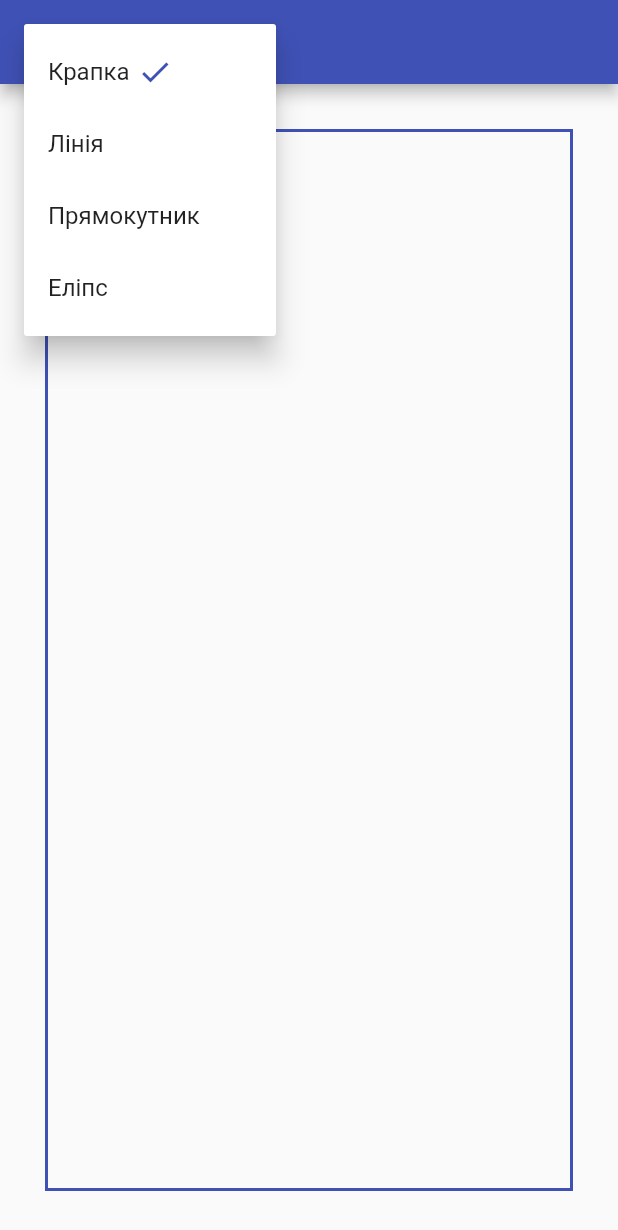
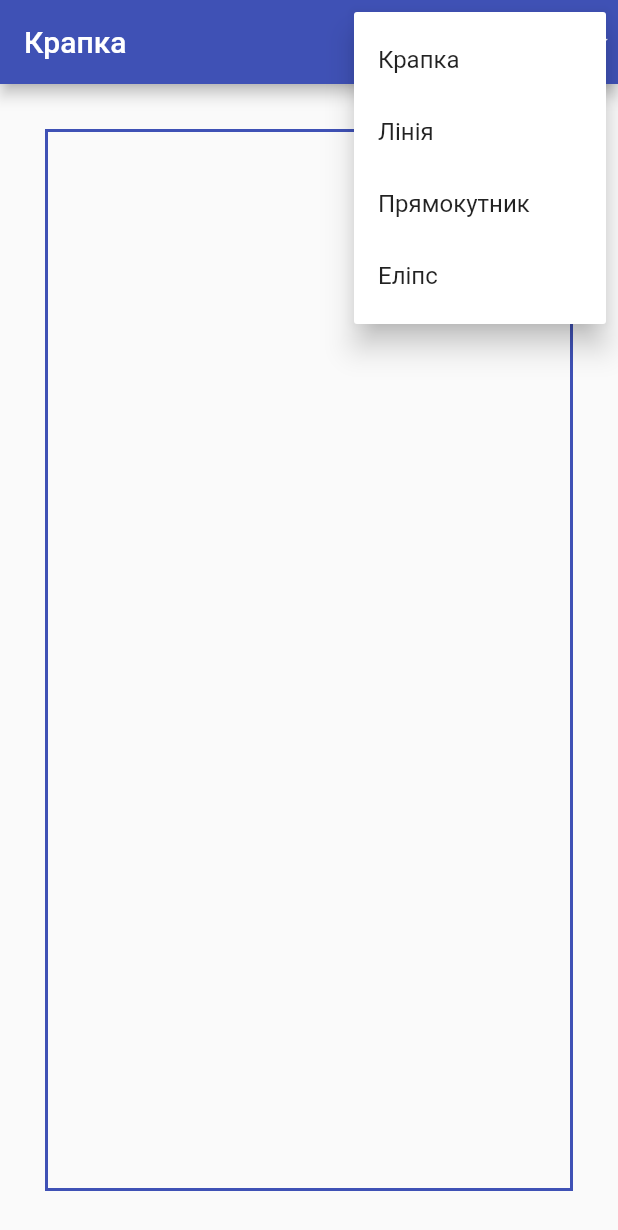
Before and after one commit to MytsV/OOP_Lab_5, a Flutter app: the screen it shows after launch, after a tap on an icon or button, on a phone screen of 412 x 824 dp. Shown: the top 1230 px of the screen. Run offline on Flutter 3.47's test engine with Material 2 defaults, Android fonts, the phone set to English and light mode, and no system bars.

Commit message:
changed current instrument view

```diff
--- a/lib/drawing_page.dart
+++ b/lib/drawing_page.dart
@@ -22,19 +22,7 @@ class _DrawingPageState extends State<DrawingPage> {
     });
   }
 
-  _getButtonChild(String text, Type editorType) {
-    if (_currentEditor.runtimeType != editorType) return Text(text);
-    //Якщо тип кнопки співпадає з типом вибраного Editor'а, відображаємо прапорець
-    return Row(
-      children: [
-        Text(text),
-        const SizedBox(
-          width: 5,
-        ),
-        Icon(Icons.check, color: Theme.of(context).primaryColor),
-      ],
-    );
-  }
+  _getButtonChild(String text) => Text(text);
 
   Widget _getMenuChild() {
     return IntrinsicWidth(
@@ -57,19 +45,19 @@ class _DrawingPageState extends State<DrawingPage> {
           return [
             PopupMenuItem<Editor>(
               value: PointEditor(),
-              child: _getButtonChild('Крапка', PointEditor),
+              child: _getButtonChild('Крапка'),
             ),
             PopupMenuItem<Editor>(
               value: LineEditor(),
-              child: _getButtonChild('Лінія', LineEditor),
+              child: _getButtonChild('Лінія'),
             ),
             PopupMenuItem<Editor>(
               value: RectangleEditor(),
-              child: _getButtonChild('Прямокутник', RectangleEditor),
+              child: _getButtonChild('Прямокутник'),
             ),
             PopupMenuItem<Editor>(
               value: EllipseEditor(),
-              child: _getButtonChild('Еліпс', EllipseEditor),
+              child: _getButtonChild('Еліпс'),
             ),
           ];
         },
@@ -85,11 +73,28 @@ class _DrawingPageState extends State<DrawingPage> {
             width: BASE_STROKE_WIDTH + 1));
   }
 
+  String _getAppBarText() {
+    String text;
+    switch(_currentEditor.runtimeType) {
+      case PointEditor:
+        return 'Крапка';
+      case LineEditor:
+        return 'Лінія';
+      case RectangleEditor:
+        return 'Прямокутник';
+      case EllipseEditor:
+        return 'Еліпс';
+      default:
+        return '';
+    }
+  }
+
   @override
   Widget build(BuildContext context) {
     return Scaffold(
       appBar: AppBar(
-        title: _getMenuButton(),
+        title: Text(_getAppBarText()),
+        actions: [_getMenuButton()],
       ),
       body: Padding(
         //Робимо відступ між краями екрану й полем малювання
--- a/lib/editors.dart
+++ b/lib/editors.dart
@@ -57,13 +57,6 @@ class LineEditor extends Editor {
     return paint;
   }
 
-  Paint get _centerPaint {
-    Paint paint = Paint();
-    paint.color = SHADOW_COLOR;
-    paint.strokeWidth = BASE_STROKE_WIDTH + 1;
-    return paint;
-  }
-
   Offset? _startPosition;
   LineShape? _oldShape;
 
@@ -79,7 +72,7 @@ class LineEditor extends Editor {
       shapes.remove(_oldShape!);
     }
     _oldShape = shape;
-    shape.paint = _centerPaint;
+    shape.paint = _shadowPaint;
     shapes.add(shape);
   }
 
@@ -110,6 +103,13 @@ class RectangleEditor extends Editor {
     return paint;
   }
 
+  Paint get _centerPaint {
+    Paint paint = Paint();
+    paint.color = SHADOW_COLOR;
+    paint.strokeWidth = BASE_STROKE_WIDTH + 1;
+    return paint;
+  }
+
   Offset? _center;
   RectangleShape? _oldShape;
   PointShape? _centerShape;
@@ -118,7 +118,7 @@ class RectangleEditor extends Editor {
   void onPanDown(DragDownDetails details) {
     _center = details.localPosition;
     _centerShape = PointShape(_center!);
-    _centerShape!.paint = _shadowPaint;
+    _centerShape!.paint = _centerPaint;
     shapes.add(_centerShape!);
   }
 
```
